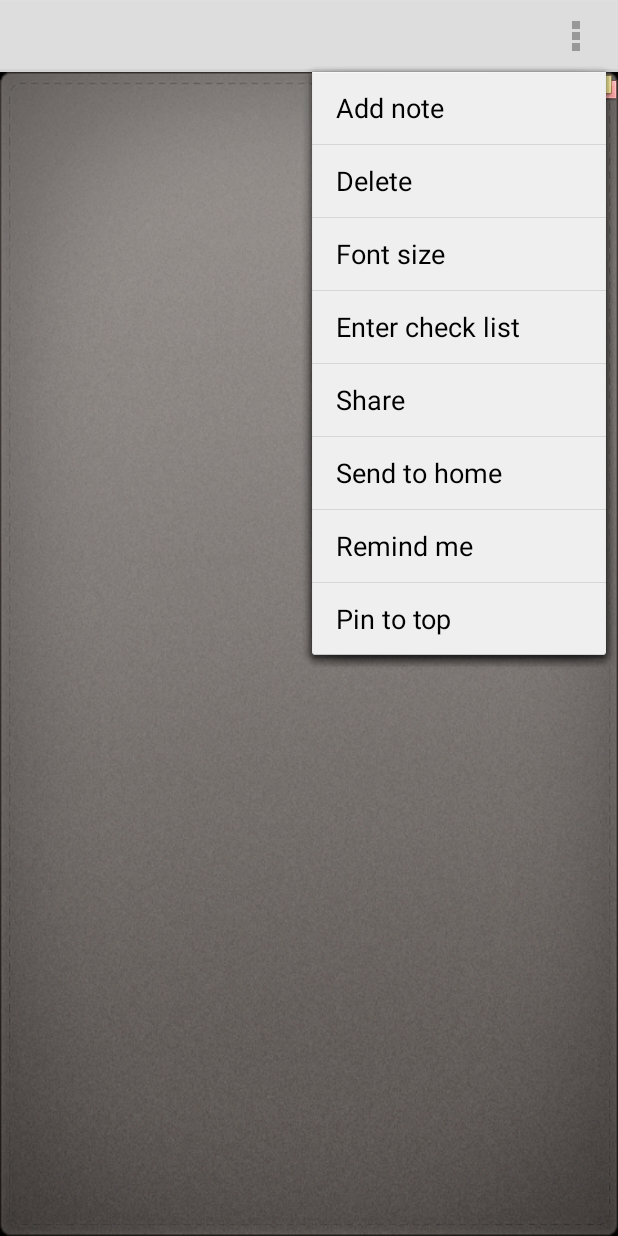
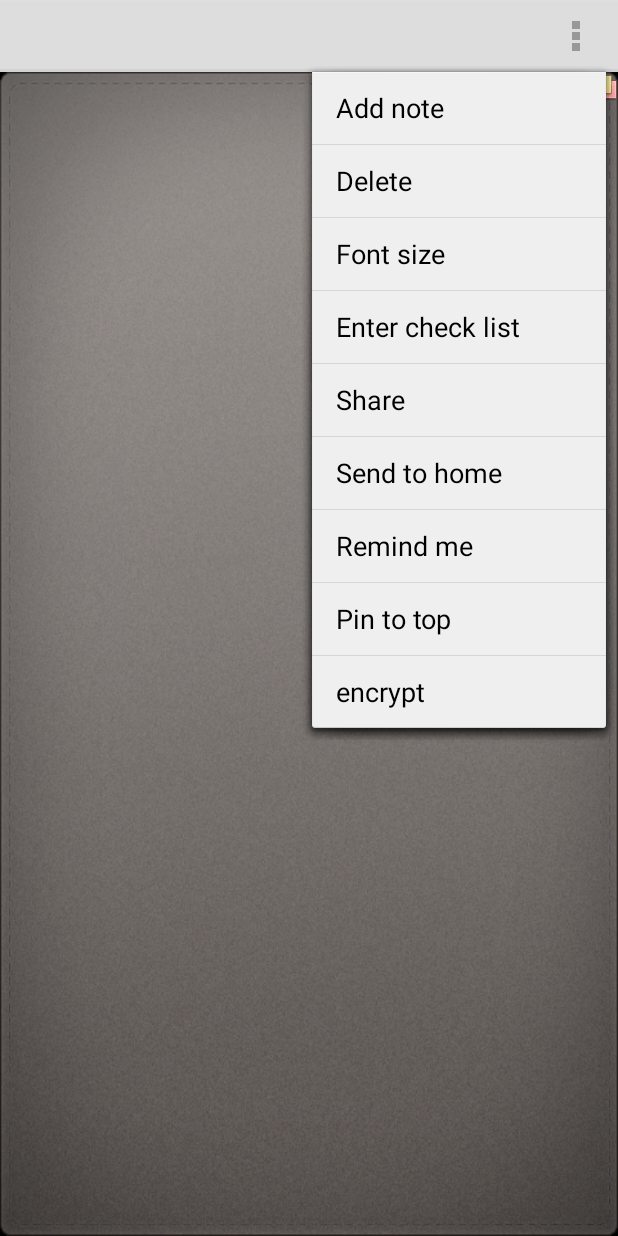
Before and after one commit to laurieluo/minotes-plus, an Android app: the NoteEditActivity screen opened directly, with no data from a screen before it, with the options menu open, on a phone screen of 412 x 824 dp. Run offline under Robolectric (Android 15) with nearby library versions, the phone set to English and light mode, and no system bars; pictures from the network do not load; 19 statements that could not run were skipped.

Commit message:
add all ENCRYPT function

```diff
--- a/app/src/main/java/net/micode/notes/data/NotesDatabaseHelper.java
+++ b/app/src/main/java/net/micode/notes/data/NotesDatabaseHelper.java
@@ -61,7 +61,8 @@ public class NotesDatabaseHelper extends SQLiteOpenHelper {
             NoteColumns.ORIGIN_PARENT_ID + " INTEGER NOT NULL DEFAULT 0," +
             NoteColumns.GTASK_ID + " TEXT NOT NULL DEFAULT ''," +
             NoteColumns.VERSION + " INTEGER NOT NULL DEFAULT 0," +
-            NoteColumns.PIN_TO_TOP + " INTEGER NOT NULL DEFAULT 0" +
+            NoteColumns.PIN_TO_TOP + " INTEGER NOT NULL DEFAULT 0," +
+            NoteColumns.ENCRYPT + " INTEGER NOT NULL DEFAULT 0" +
         ")";
 
     private static final String CREATE_DATA_TABLE_SQL =
--- a/app/src/main/res/menu/note_edit.xml
+++ b/app/src/main/res/menu/note_edit.xml
@@ -58,4 +58,9 @@
         android:id="@+id/menu_unpin_from_top"
         android:title="@string/menu_unpin_from_top" />
 
+    <item
+        android:id="@+id/menu_encrypt_content"
+        android:title="@string/menu_encrypt_content" />
+
+
 </menu>
--- a/app/src/main/res/menu/note_list.xml
+++ b/app/src/main/res/menu/note_list.xml
@@ -36,4 +36,6 @@
     <item
         android:id="@+id/menu_search"
         android:title="@string/menu_search"/>
+
+
 </menu>
--- a/app/src/main/res/values/strings.xml
+++ b/app/src/main/res/values/strings.xml
@@ -42,6 +42,8 @@
     <!--  Laurie added at 23.12.4  -->
     <string name="menu_pin_to_top">Pin to top</string>
     <string name="menu_unpin_from_top">Unpin from top</string>
+
+    <string name="menu_encrypt_content">encrypt</string>
 
     <string name="format_folder_files_count">(%d)</string>
     <string name="menu_create_folder">New Folder</string>
```
Also changed, not shown: app/src/main/java/net/micode/notes/model/WorkingNote.java (+23 -1 lines), app/src/main/java/net/micode/notes/ui/NoteEditActivity.java (+11 -0 lines).
